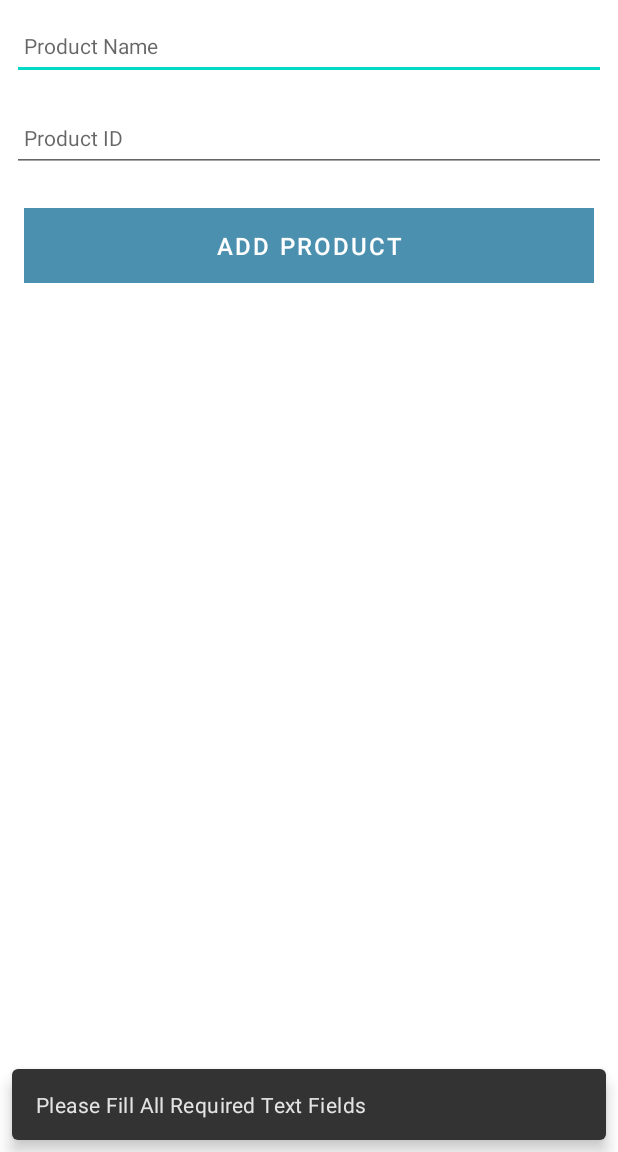
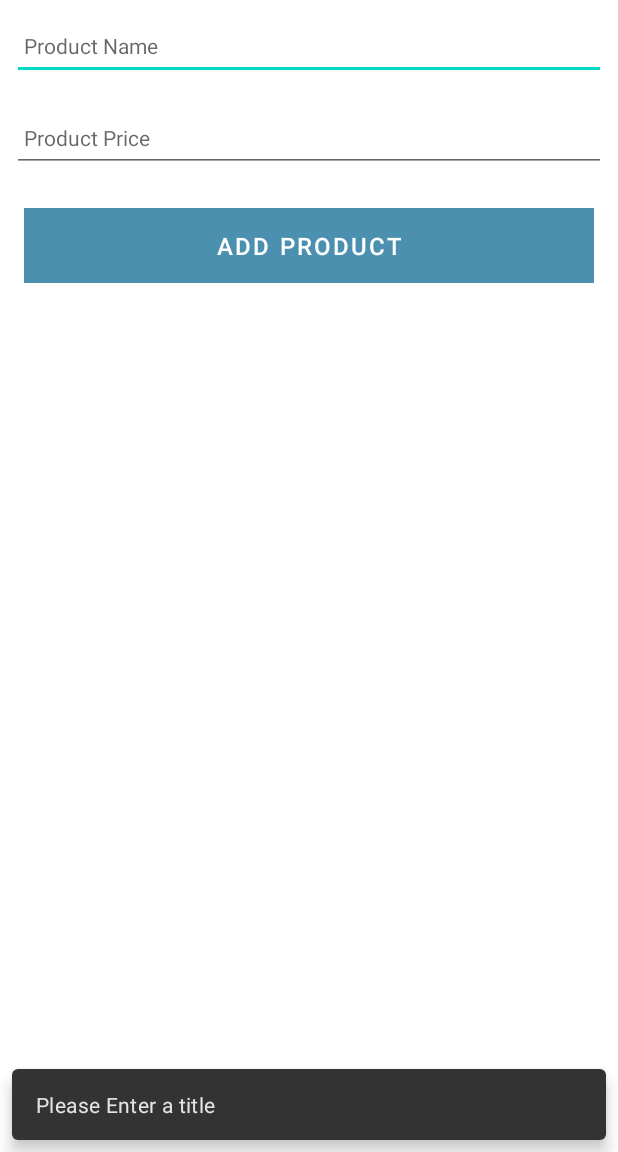
Before and after one commit to EmranJK/Onlineshop_Android, an Android app: the screen it shows after launch (OnlineshopActivity), after a tap on "ADD PRODUCT", on a phone screen of 412 x 824 dp, the part 84-1236 px from its top. Run offline under Robolectric (Android 15) with nearby library versions, the phone set to English and light mode, and no system bars; our stand-ins replace Timber; 3 statements that could not run were skipped.

```diff
--- a/app/build.gradle
+++ b/app/build.gradle
@@ -1,6 +1,7 @@
 plugins {
     id 'com.android.application'
     id 'org.jetbrains.kotlin.android'
+    id 'kotlin-parcelize'
 }
 
 android {
--- a/app/src/main/java/ie/wit/onlineshop/activities/OnlineshopActivity.kt
+++ b/app/src/main/java/ie/wit/onlineshop/activities/OnlineshopActivity.kt
@@ -27,21 +27,24 @@ class OnlineshopActivity : AppCompatActivity() {
 
         app = application as MainApp
         i("Onlineshop Activity started...")
+
+        if (intent.hasExtra("product_edit")) {
+            product = intent.extras?.getParcelable("product_edit")!!
+            binding.productName.setText(product.name)
+            //binding.productId.setText(product.id)
+            binding.productPrice.setText(product.price.toString())
+        }
+
         binding.btnAdd.setOnClickListener() {
             product.name = binding.productName.text.toString()
-            product.id = binding.productId.text.toString().toInt()
-            if (product.name.isNotEmpty() && product.id.toString().isNotEmpty()) {
-            // if (product.name.isNotEmpty()) {
-                app.products.add(product.copy())
-                i("add Button Pressed: ${product}")
-                for (i in app.products.indices) {
-                    i("Product[$i]:${this.app.products[i]}")
-                }
+            product.price = binding.productPrice.text.toString().toDouble()
+            if (product.name.isNotEmpty()) {
+                app.products.create(product.copy())
                 setResult(RESULT_OK)
                 finish()
             }
             else {
-                Snackbar.make(it,"Please Fill All Required Text Fields", Snackbar.LENGTH_LONG)
+                Snackbar.make(it,"Please Enter a title", Snackbar.LENGTH_LONG)
                     .show()
             }
         }
--- a/app/src/main/java/ie/wit/onlineshop/main/MainApp.kt
+++ b/app/src/main/java/ie/wit/onlineshop/main/MainApp.kt
@@ -1,13 +1,15 @@
 package ie.wit.onlineshop.main
 
 import android.app.Application
+import ie.wit.onlineshop.models.OnlineshopMemStore
 import ie.wit.onlineshop.models.OnlineshopModel
 import timber.log.Timber
 import timber.log.Timber.i
 
 class MainApp : Application(){
 
-    val products = ArrayList<OnlineshopModel>()
+    //val products = ArrayList<OnlineshopModel>()
+    val products = OnlineshopMemStore()
 
     override fun onCreate() {
         super.onCreate()
--- a/app/src/main/java/ie/wit/onlineshop/models/OnlineshopModel.kt
+++ b/app/src/main/java/ie/wit/onlineshop/models/OnlineshopModel.kt
@@ -1,3 +1,9 @@
 package ie.wit.onlineshop.models
 
-data class OnlineshopModel(var name: String = "", var id: Int = 0)
+import android.os.Parcelable
+import kotlinx.parcelize.Parcelize
+
+@Parcelize
+data class OnlineshopModel(var id: Long = 0,
+                           var name: String = "",
+                           var price: Double = 0.0) : Parcelable
--- a/app/src/main/java/ie/wit/onlineshop/models/OnlineshopStore.kt
+++ b/app/src/main/java/ie/wit/onlineshop/models/OnlineshopStore.kt
@@ -3,4 +3,5 @@ package ie.wit.onlineshop.models
 interface OnlineshopStore {
     fun findAll(): List<OnlineshopModel>
     fun create(product: OnlineshopModel)
+    fun update(product: OnlineshopModel)
 }
--- a/app/src/main/res/layout/activity_onlineshop.xml
+++ b/app/src/main/res/layout/activity_onlineshop.xml
@@ -56,13 +56,13 @@
 
 
                 <EditText
-                    android:id="@+id/productId"
+                    android:id="@+id/productPrice"
                     android:layout_width="match_parent"
                     android:layout_height="45dp"
                     android:layout_margin="8dp"
                     android:autofillHints="hint"
-                    android:hint="@string/hint_productId"
-                    android:inputType="number"
+                    android:hint="@string/hint_productPrice"
+                    android:inputType="numberDecimal"
                     android:maxLength="25"
                     android:maxLines="1"
                     android:padding="8dp"
--- a/app/src/main/res/layout/card_product.xml
+++ b/app/src/main/res/layout/card_product.xml
@@ -21,7 +21,7 @@
             tools:text="Name" />
 
         <TextView
-            android:id="@+id/productId"
+            android:id="@+id/productPrice"
             android:layout_width="wrap_content"
             android:layout_height="wrap_content"
             android:layout_below="@id/productName"
--- a/app/src/main/res/values/strings.xml
+++ b/app/src/main/res/values/strings.xml
@@ -2,7 +2,7 @@
     <string name="app_name">Onlineshop</string>
     <string name="button_addProduct">Add Product</string>
     <string name="hint_productName">Product Name</string>
-    <string name="hint_productId">Product ID</string>
+    <string name="hint_productPrice">Product Price</string>
     <string name="menu_addProduct">Add Product</string>
     <string name="menu_cancelProduct">Cancel</string>
 </resources>
```
Also changed, not shown: app/src/main/java/ie/wit/onlineshop/activities/ProductListActivity.kt (+22 -3 lines), app/src/main/java/ie/wit/onlineshop/adapters/OnlineshopAdapter.kt (+13 -7 lines), app/src/main/java/ie/wit/onlineshop/models/OnlineshopMemStore.kt (added, +36 -0 lines).
